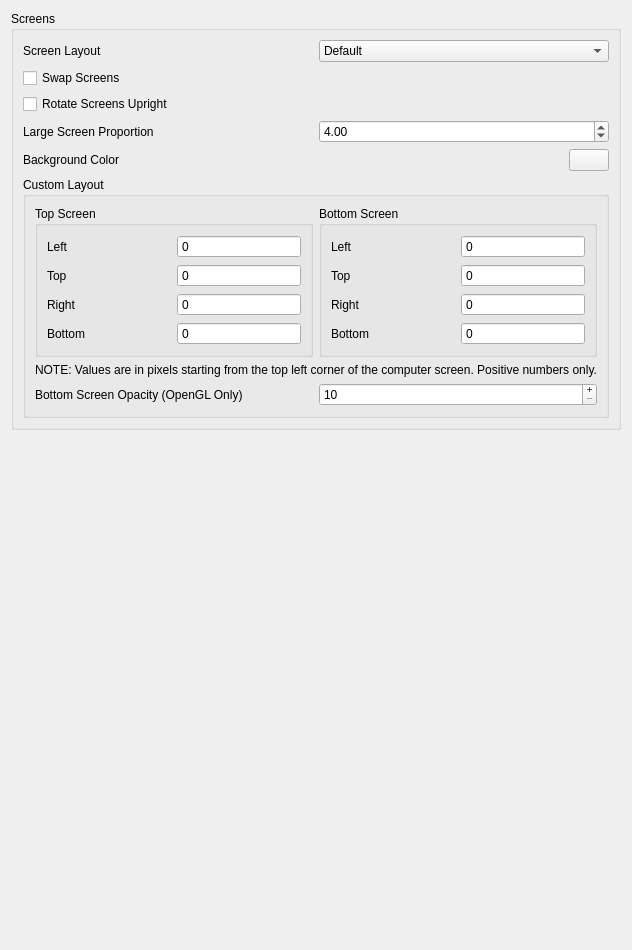
rtiangha/Lime3DS, file src/lime_qt/configuration/configure_layout.ui: the form before one commit.
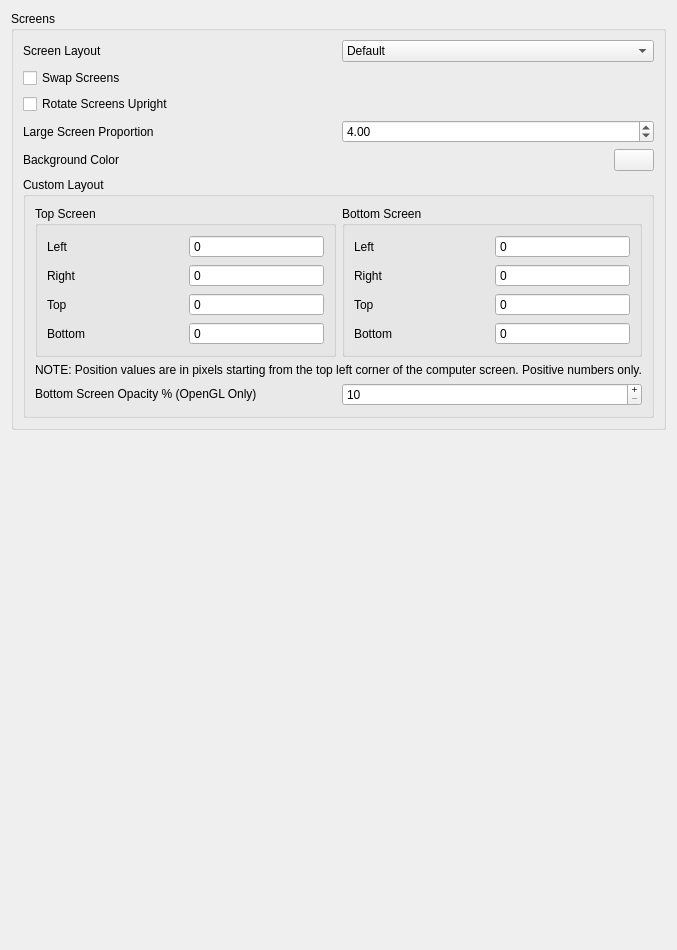
The form after the commit.

Commit message: lime3ds-gui: Tidy up Layout tab

```diff
--- a/src/lime_qt/configuration/configure_layout.ui
+++ b/src/lime_qt/configuration/configure_layout.ui
@@ -209,14 +209,14 @@
                 </property>
                </widget>
               </item>
-              <item row="1" column="0">
+              <item row="2" column="0">
                <widget class="QLabel" name="lb_top_top">
                 <property name="text">
                  <string>Top</string>
                 </property>
                </widget>
               </item>
-              <item row="1" column="1">
+              <item row="2" column="1">
                <widget class="QSpinBox" name="custom_top_top">
                 <property name="buttonSymbols">
                  <enum>QAbstractSpinBox::NoButtons</enum>
@@ -226,14 +226,14 @@
                 </property>
                </widget>
               </item>
-              <item row="2" column="0">
+              <item row="1" column="0">
                <widget class="QLabel" name="lb_top_right">
                 <property name="text">
                  <string>Right</string>
                 </property>
                </widget>
               </item>
-              <item row="2" column="1">
+              <item row="1" column="1">
                <widget class="QSpinBox" name="custom_top_right">
                 <property name="buttonSymbols">
                  <enum>QAbstractSpinBox::NoButtons</enum>
@@ -292,14 +292,14 @@
                 </property>
                </widget>
               </item>
-              <item row="1" column="0">
+              <item row="2" column="0">
                <widget class="QLabel" name="lb_bottom_top">
                 <property name="text">
                  <string>Top</string>
                 </property>
                </widget>
               </item>
-              <item row="1" column="1">
+              <item row="2" column="1">
                <widget class="QSpinBox" name="custom_bottom_top">
                 <property name="buttonSymbols">
                  <enum>QAbstractSpinBox::NoButtons</enum>
@@ -309,14 +309,14 @@
                 </property>
                </widget>
               </item>
-              <item row="2" column="0">
+              <item row="1" column="0">
                <widget class="QLabel" name="lb_bottom_right">
                 <property name="text">
                  <string>Right</string>
                 </property>
                </widget>
               </item>
-              <item row="2" column="1">
+              <item row="1" column="1">
                <widget class="QSpinBox" name="custom_bottom_right">
                 <property name="buttonSymbols">
                  <enum>QAbstractSpinBox::NoButtons</enum>
@@ -353,7 +353,7 @@
            <item>
             <widget class="QLabel" name="label_2">
              <property name="text">
-              <string>NOTE: Values are in pixels starting from the top left corner of the computer screen. Positive numbers only.</string>
+              <string>&lt;html&gt;&lt;head/&gt;&lt;body&gt;&lt;p&gt;NOTE: Position values are in pixels starting from the top left corner of the computer screen. Positive numbers only.&lt;/p&gt;&lt;/body&gt;&lt;/html&gt;</string>
              </property>
             </widget>
            </item>
@@ -364,7 +364,7 @@
            <item>
             <widget class="QLabel" name="lb_opacity_second_layer">
              <property name="text">
-              <string>Bottom Screen Opacity (OpenGL Only)</string>
+              <string>&lt;html&gt;&lt;head/&gt;&lt;body&gt;&lt;p&gt;Bottom Screen Opacity % (OpenGL Only)&lt;/p&gt;&lt;/body&gt;&lt;/html&gt;</string>
              </property>
             </widget>
            </item>
```
